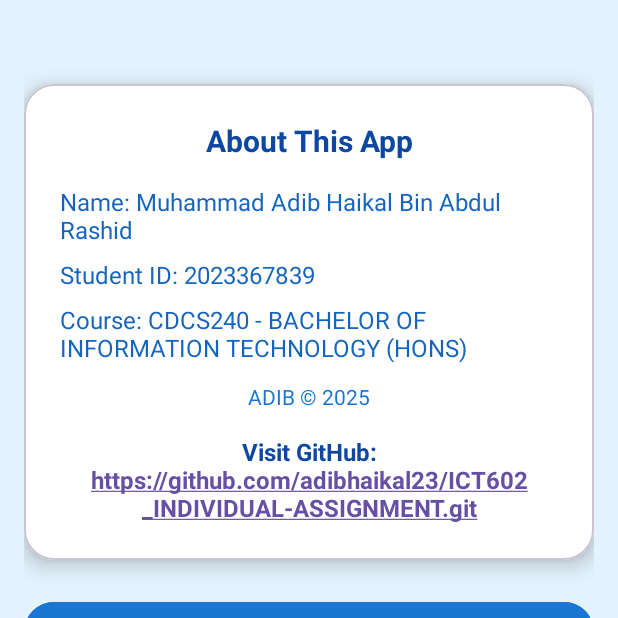
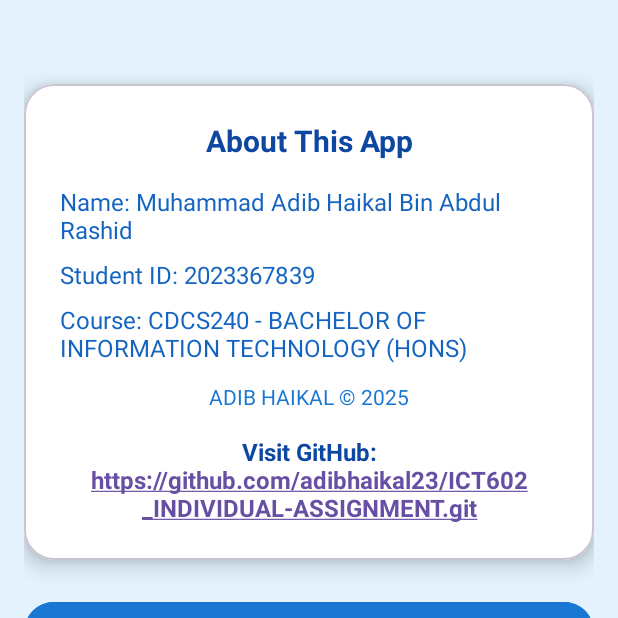
Before and after one commit to adibhaikal23/ICT602_INDIVIDUAL-ASSIGNMENT, an Android app: the AboutActivity screen opened directly, with no data from a screen before it, on a phone screen of 412 x 824 dp, the top half of it. Run offline under Robolectric (Android 15) with nearby library versions, the phone set to English and light mode, and no system bars.

Commit message:
MUHAMMAD ADIB  HAIKAL BIN ABDUL RASHID

```diff
--- a/app/src/main/res/layout/activity_about.xml
+++ b/app/src/main/res/layout/activity_about.xml
@@ -70,7 +70,7 @@
                 android:id="@+id/txtCopyright"
                 android:layout_width="match_parent"
                 android:layout_height="wrap_content"
-                android:text="ADIB © 2025"
+                android:text="ADIB HAIKAL © 2025"
                 android:textSize="14sp"
                 android:textColor="@color/blue_700"
                 android:layout_marginBottom="16dp"
```
